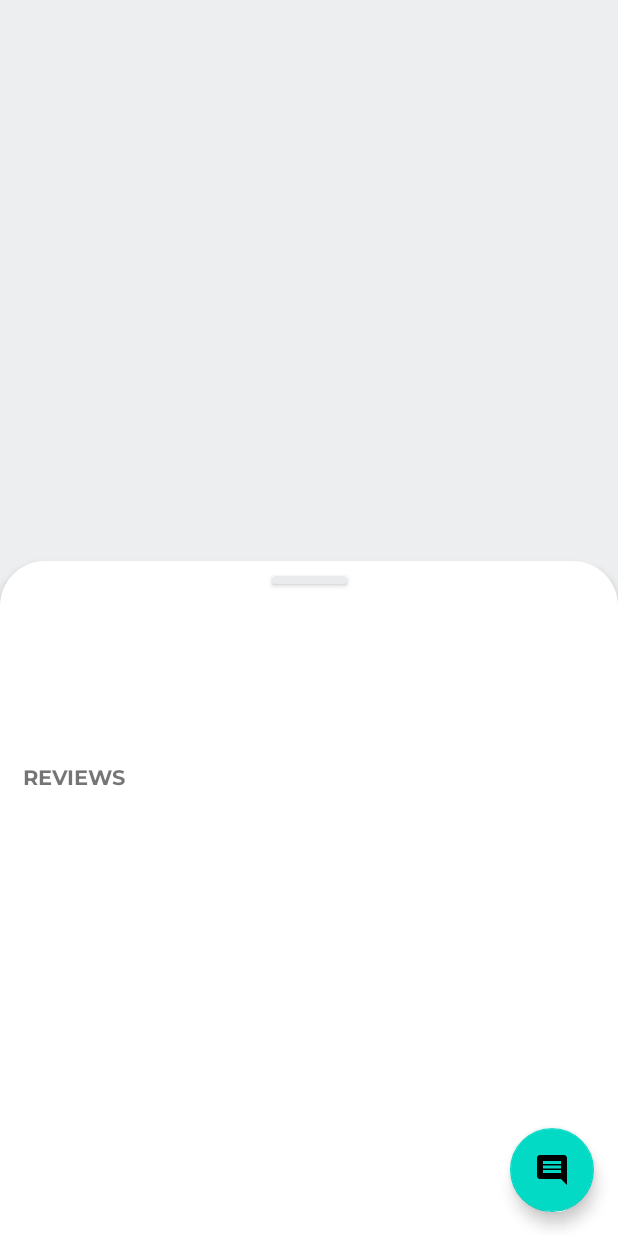
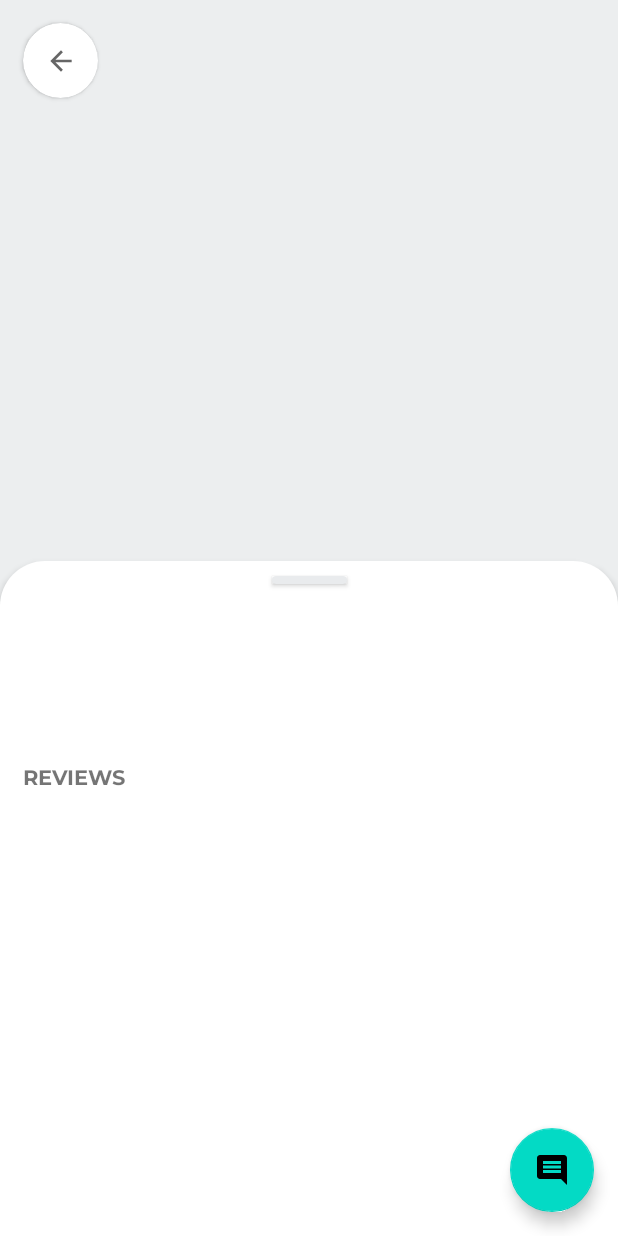
Before and after one commit to rodrirepresa/Adidas, an Android app: the fragment ProductDetailFragment placed in its activity, after a tap on "CLOSE", on a phone screen of 412 x 824 dp. Run offline under Robolectric (Android 15) with nearby library versions, the phone set to English and light mode, and no system bars; libraries missing offline, so code that uses them is left out: androidx.palette.graphics; pictures from the network do not load; 6 statements that could not run were skipped.

Commit message:
Implement back arrow

```diff
--- a/app/src/main/java/com/represa/adidas/ProductDetailFragment.kt
+++ b/app/src/main/java/com/represa/adidas/ProductDetailFragment.kt
@@ -74,6 +74,10 @@ class ProductDetailFragment : Fragment() {
             dialog.show(parentFragmentManager, "MyCustomFragment")
         }
 
+        binding.cardview.setOnClickListener{
+            parentFragmentManager.popBackStack()
+        }
+
         //Set up Review adapter
         val adapter = createAdapter()
         setUpRecyclerView(adapter)
--- /dev/null
+++ b/app/src/main/res/drawable/ic_baseline_arrow_back_24.xml
@@ -0,0 +1,11 @@
+<vector xmlns:android="http://schemas.android.com/apk/res/android"
+    android:width="21dp"
+    android:height="21dp"
+    android:viewportWidth="24"
+    android:viewportHeight="24"
+    android:tint="?attr/colorControlNormal"
+    android:autoMirrored="true">
+  <path
+      android:fillColor="@android:color/white"
+      android:pathData="M20,11H7.83l5.59,-5.59L12,4l-8,8 8,8 1.41,-1.41L7.83,13H20v-2z"/>
+</vector>
--- /dev/null
+++ b/app/src/main/res/drawable/rounded_shape.xml
@@ -0,0 +1,13 @@
+<?xml version="1.0" encoding="UTF-8"?>
+<shape xmlns:android="http://schemas.android.com/apk/res/android">
+    <solid android:color="#FFFFFF" />
+
+
+    <padding
+        android:bottom="2dp"
+        android:left="2dp"
+        android:right="2dp"
+        android:top="2dp" />
+
+    <corners android:radius="40dp" />
+</shape>
--- a/app/src/main/res/layout/fragment_product_detail.xml
+++ b/app/src/main/res/layout/fragment_product_detail.xml
@@ -11,6 +11,7 @@
         android:layout_width="match_parent"
         android:layout_height="match_parent">
 
+
         <ImageView
             android:id="@+id/product_image"
             android:layout_width="match_parent"
@@ -19,6 +20,32 @@
             app:layout_constraintLeft_toLeftOf="parent"
             app:layout_constraintRight_toRightOf="parent"
             app:layout_constraintTop_toTopOf="parent" />
+
+        <androidx.cardview.widget.CardView
+            android:id="@+id/cardview"
+            android:layout_width="50dp"
+            android:layout_height="50dp"
+            android:layout_margin="15dp"
+            app:cardCornerRadius="30sp"
+            app:layout_constraintStart_toStartOf="parent"
+            app:layout_constraintTop_toTopOf="parent">
+
+            <androidx.constraintlayout.widget.ConstraintLayout
+                android:layout_width="match_parent"
+                android:layout_height="match_parent">
+
+                <ImageView
+                    android:layout_width="wrap_content"
+                    android:layout_height="wrap_content"
+                    android:src="@drawable/ic_baseline_arrow_back_24"
+                    app:layout_constraintBottom_toBottomOf="parent"
+                    app:layout_constraintLeft_toLeftOf="parent"
+                    app:layout_constraintRight_toRightOf="parent"
+                    app:layout_constraintTop_toTopOf="parent" />
+
+            </androidx.constraintlayout.widget.ConstraintLayout>
+
+        </androidx.cardview.widget.CardView>
 
     </androidx.constraintlayout.widget.ConstraintLayout>
 
@@ -32,13 +59,11 @@
         android:layout_width="wrap_content"
         android:layout_height="wrap_content"
         android:layout_gravity="bottom|end"
+        android:layout_margin="16dp"
+        android:elevation="4dp"
+        app:layout_constraintBottom_toBottomOf="parent"
         app:layout_constraintRight_toRightOf="parent"
-        app:layout_constraintBottom_toBottomOf="parent"
-        android:layout_margin="16dp"
-        app:srcCompat="@drawable/ic_baseline_comment_24"
-        android:elevation="4dp"/>
-
-
+        app:srcCompat="@drawable/ic_baseline_comment_24" />
 
 
 </androidx.coordinatorlayout.widget.CoordinatorLayout>
```
